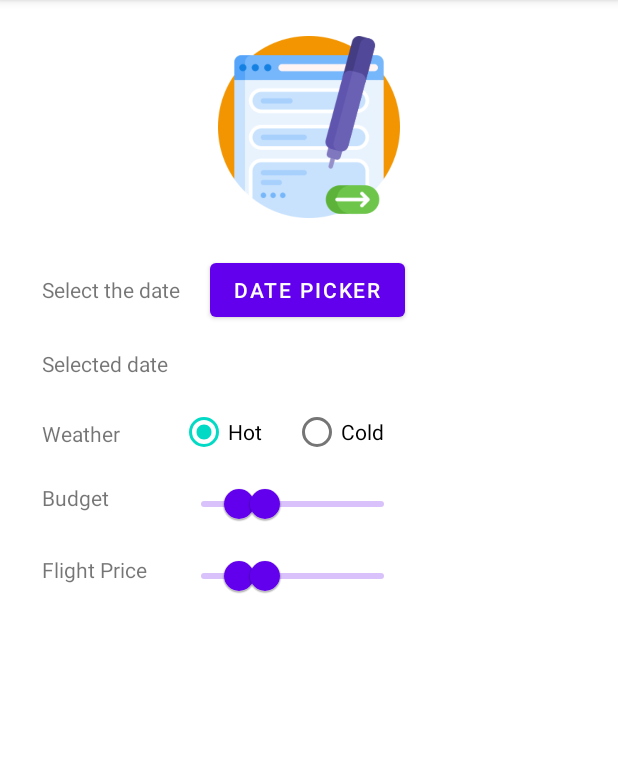
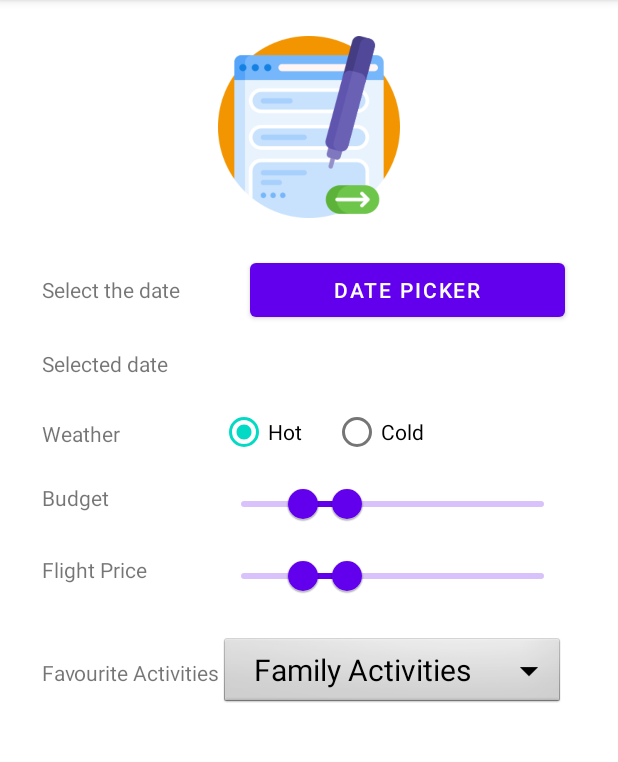
Before and after one commit to viviana-gherasim/VacationApp, an Android app: the Form screen opened directly, with no data from a screen before it, on a phone screen of 412 x 824 dp, the part 84-846 px from its top. Run offline under Robolectric (Android 15) with nearby library versions, the phone set to English and light mode, and no system bars.

Commit message:
Added the favourite activities section to the form.

```diff
--- a/app/src/main/AndroidManifest.xml
+++ b/app/src/main/AndroidManifest.xml
@@ -37,7 +37,7 @@
         </activity>
 
         <activity
-            android:name=".DatePicker">
+            android:name=".Form">
 
         </activity>
 
--- a/app/src/main/java/com/example/vacationapp/DatePicker.java
+++ b/app/src/main/java/com/example/vacationapp/Form.java
@@ -2,8 +2,12 @@ package com.example.vacationapp;
 
 import android.os.Bundle;
 import android.view.View;
+import android.widget.AdapterView;
+import android.widget.ArrayAdapter;
 import android.widget.Button;
+import android.widget.Spinner;
 import android.widget.TextView;
+import android.widget.Toast;
 
 import androidx.annotation.Nullable;
 import androidx.appcompat.app.AppCompatActivity;
@@ -13,13 +17,12 @@ import com.google.android.material.datepicker.MaterialDatePicker;
 import com.google.android.material.datepicker.MaterialPickerOnPositiveButtonClickListener;
 import com.google.android.material.slider.RangeSlider;
 
-import java.util.Calendar;
-import java.util.TimeZone;
-
-public class DatePicker extends AppCompatActivity {
+public class Form extends AppCompatActivity {
 
     private Button mDatePickerBtn;
     private TextView mSelectedDateText;
+    Spinner spinner;
+    String[] activities = {"Family Activities", "Visiting Tours", "Experience the Local Flavor", "Star Gazing", "Camping"};
 
     @Override
     protected void onCreate(@Nullable Bundle savedInstanceState) {
@@ -28,6 +31,8 @@ public class DatePicker extends AppCompatActivity {
 
         mDatePickerBtn = findViewById(R.id.buttonDatePicker);
         mSelectedDateText = findViewById(R.id.selectedDate);
+
+        spinner = findViewById(R.id.spinner);
 
         MaterialDatePicker.Builder<Pair<Long, Long>> builder = MaterialDatePicker.Builder.dateRangePicker();
         builder.setTitleText("Select a date");
@@ -53,6 +58,21 @@ public class DatePicker extends AppCompatActivity {
         RangeSlider slider2 = findViewById(R.id.rangeSeekBar2);
         slider2.setValues(2000f, 3500f);
 
+        ArrayAdapter<String> adapter = new ArrayAdapter<String>(Form.this, R.layout.item_file_activities, activities);
+        adapter.setDropDownViewResource(R.layout.item_file_activities);
+        spinner.setAdapter(adapter);
 
+        spinner.setOnItemSelectedListener(new AdapterView.OnItemSelectedListener() {
+            @Override
+            public void onItemSelected(AdapterView<?> parent, View view, int position, long id) {
+                String value = parent.getItemAtPosition(position).toString();
+                Toast.makeText(Form.this, value, Toast.LENGTH_SHORT).show();
+            }
+
+            @Override
+            public void onNothingSelected(AdapterView<?> parent) {
+
+            }
+        });
     }
 }
--- a/app/src/main/java/com/example/vacationapp/MainMenuActivity.java
+++ b/app/src/main/java/com/example/vacationapp/MainMenuActivity.java
@@ -46,7 +46,7 @@ public class MainMenuActivity extends AppCompatActivity implements View.OnClickL
 //                break;
 //
             case R.id.buttonFindBestSpot:
-                startActivity(new Intent(MainMenuActivity.this, DatePicker.class));
+                startActivity(new Intent(MainMenuActivity.this, Form.class));
                 break;
         }
     }
--- a/app/src/main/res/layout/formular.xml
+++ b/app/src/main/res/layout/formular.xml
@@ -5,7 +5,7 @@
     android:layout_height="fill_parent"
     xmlns:app="http://schemas.android.com/apk/res-auto"
     android:fitsSystemWindows="true"
-    tools:context=".DatePicker">
+    tools:context=".Form">
 
     <LinearLayout
         android:orientation="vertical"
@@ -169,6 +169,32 @@
             </TableRow>
             <!--//Flight price -->
 
+            <!--Favourite activities -->
+            <TableRow
+                android:layout_width="match_parent"
+                android:layout_height="match_parent">
+
+                <TextView
+                    android:id="@+id/textViewFavouriteActivities"
+                    android:layout_width="match_parent"
+                    android:layout_height="wrap_content"
+                    android:layout_marginStart="10dp"
+                    android:layout_marginTop="15dp"
+                    android:text="@string/favActivities" />
+
+                <Spinner
+                    android:id="@+id/spinner"
+                    android:layout_width="230dp"
+                    android:layout_height="50dp"
+                    android:layout_below="@+id/txt"
+                    android:spinnerMode="dialog"
+                    android:background="@android:drawable/btn_dropdown"
+                    android:layout_marginTop="15dp"
+                    android:layout_centerHorizontal="true"/>
+
+            </TableRow>
+            <!--//Favourite activities -->
+
         </TableLayout>
 
     </LinearLayout>
--- /dev/null
+++ b/app/src/main/res/layout/item_file_activities.xml
@@ -0,0 +1,11 @@
+<?xml version="1.0" encoding="utf-8"?>
+<TextView
+    xmlns:android="http://schemas.android.com/apk/res/android"
+    android:layout_width="match_parent"
+    android:layout_height="wrap_content"
+    android:text="A"
+    android:textSize="20dp"
+    android:textColor="#000"
+    android:gravity="center">
+
+</TextView>
--- a/app/src/main/res/values/strings.xml
+++ b/app/src/main/res/values/strings.xml
@@ -22,6 +22,7 @@
     <string name="cold">Cold</string>
     <string name="budget">Budget</string>
     <string name="flightPrice">Flight Price</string>
+    <string name="favActivities">Favourite Activities</string>
 
     <array name="initial_slider_values">
         <item>2000</item>
```
